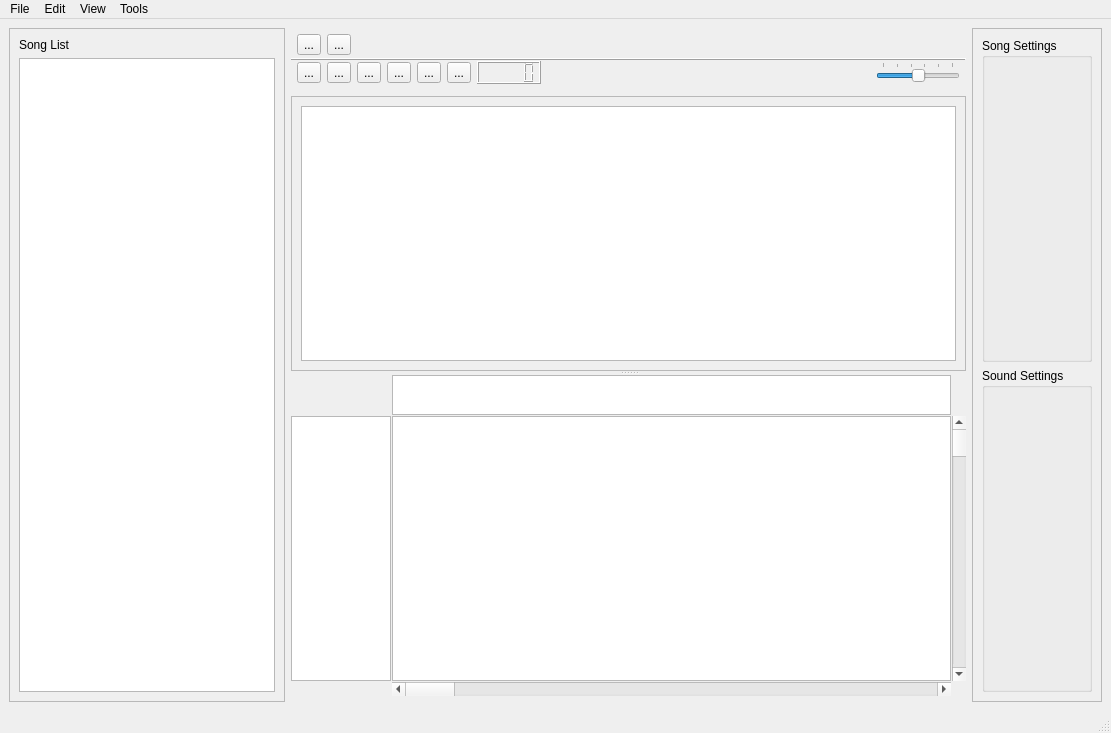
The window that src/ui/mainwindow.ui (garakmon/gtm) describes before a commit, drawn with Qt 5.
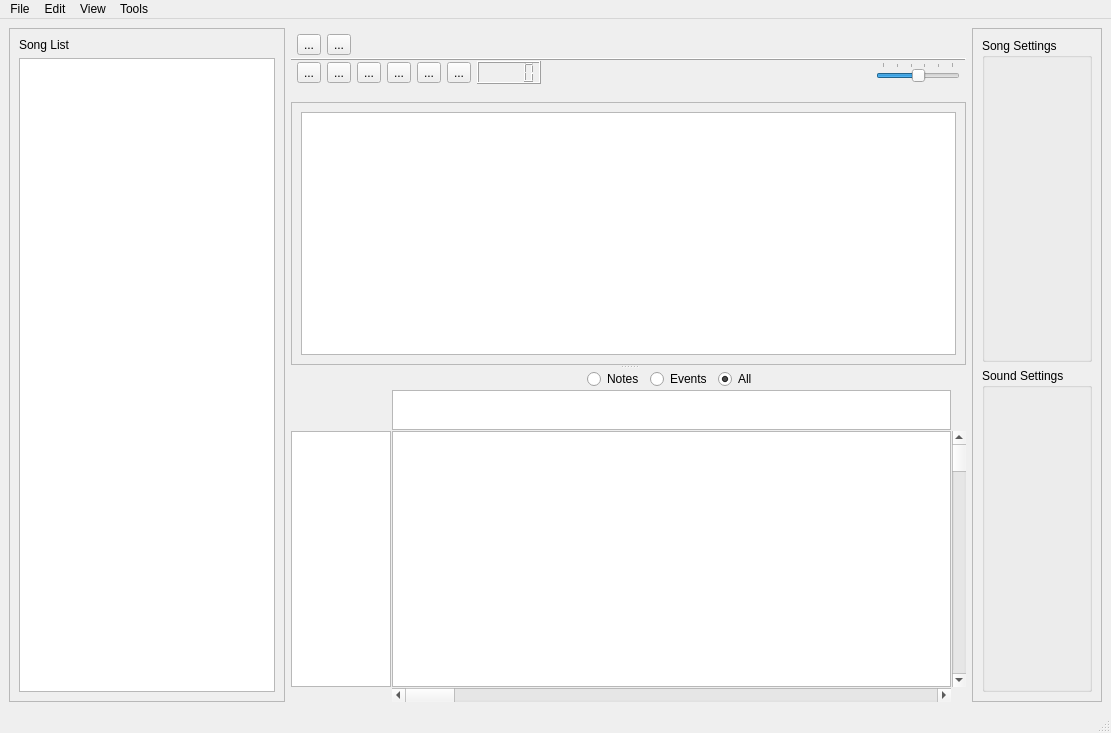
The same window after the commit. Icons and pictures are not drawn.

Patch:
```diff
--- a/src/ui/mainwindow.ui
+++ b/src/ui/mainwindow.ui
@@ -321,7 +321,7 @@
       </layout>
      </widget>
     </item>
-    <item row="1" column="1">
+    <item row="2" column="1">
      <widget class="QSplitter" name="splitter">
       <property name="orientation">
        <enum>Qt::Vertical</enum>
@@ -336,7 +336,7 @@
           <x>0</x>
           <y>0</y>
           <width>642</width>
-          <height>256</height>
+          <height>250</height>
          </rect>
         </property>
         <layout class="QGridLayout" name="gridLayout_2">
@@ -359,7 +359,7 @@
           <x>0</x>
           <y>0</y>
           <width>644</width>
-          <height>296</height>
+          <height>302</height>
          </rect>
         </property>
         <layout class="QGridLayout" name="gridLayout_3">
@@ -378,30 +378,7 @@
          <property name="spacing">
           <number>1</number>
          </property>
-         <item row="0" column="2">
-          <widget class="QGraphicsView" name="view_measures">
-           <property name="maximumSize">
-            <size>
-             <width>16777215</width>
-             <height>40</height>
-            </size>
-           </property>
-          </widget>
-         </item>
-         <item row="1" column="2">
-          <widget class="QGraphicsView" name="view_pianoRoll"/>
-         </item>
-         <item row="2" column="2">
-          <widget class="QScrollBar" name="hscroll_pianoRoll">
-           <property name="orientation">
-            <enum>Qt::Horizontal</enum>
-           </property>
-          </widget>
-         </item>
-         <item row="0" column="1">
-          <widget class="QWidget" name="widget" native="true"/>
-         </item>
-         <item row="1" column="1">
+         <item row="2" column="1">
           <widget class="QGraphicsView" name="view_piano">
            <property name="sizePolicy">
             <sizepolicy hsizetype="Maximum" vsizetype="Expanding">
@@ -417,13 +394,107 @@
            </property>
           </widget>
          </item>
-         <item row="1" column="3">
+         <item row="2" column="3">
           <widget class="QScrollBar" name="vscroll_pianoRoll">
            <property name="orientation">
             <enum>Qt::Vertical</enum>
            </property>
           </widget>
          </item>
+         <item row="1" column="2">
+          <widget class="QGraphicsView" name="view_measures">
+           <property name="maximumSize">
+            <size>
+             <width>16777215</width>
+             <height>40</height>
+            </size>
+           </property>
+          </widget>
+         </item>
+         <item row="2" column="2">
+          <widget class="QGraphicsView" name="view_pianoRoll"/>
+         </item>
+         <item row="3" column="2">
+          <widget class="QScrollBar" name="hscroll_pianoRoll">
+           <property name="orientation">
+            <enum>Qt::Horizontal</enum>
+           </property>
+          </widget>
+         </item>
+         <item row="0" column="2">
+          <widget class="QFrame" name="frame_3">
+           <property name="frameShape">
+            <enum>QFrame::NoFrame</enum>
+           </property>
+           <property name="frameShadow">
+            <enum>QFrame::Raised</enum>
+           </property>
+           <layout class="QHBoxLayout" name="horizontalLayout_3">
+            <property name="leftMargin">
+             <number>0</number>
+            </property>
+            <property name="topMargin">
+             <number>0</number>
+            </property>
+            <property name="rightMargin">
+             <number>0</number>
+            </property>
+            <property name="bottomMargin">
+             <number>0</number>
+            </property>
+            <item>
+             <spacer name="horizontalSpacer_3">
+              <property name="orientation">
+               <enum>Qt::Horizontal</enum>
+              </property>
+              <property name="sizeHint" stdset="0">
+               <size>
+                <width>40</width>
+                <height>20</height>
+               </size>
+              </property>
+             </spacer>
+            </item>
+            <item>
+             <widget class="QRadioButton" name="radioButton_pianoNotes">
+              <property name="text">
+               <string>Notes</string>
+              </property>
+             </widget>
+            </item>
+            <item>
+             <widget class="QRadioButton" name="radioButton_pianoEvents">
+              <property name="text">
+               <string>Events</string>
+              </property>
+             </widget>
+            </item>
+            <item>
+             <widget class="QRadioButton" name="radioButton_pianoAll">
+              <property name="text">
+               <string>All</string>
+              </property>
+              <property name="checked">
+               <bool>true</bool>
+              </property>
+             </widget>
+            </item>
+            <item>
+             <spacer name="horizontalSpacer_4">
+              <property name="orientation">
+               <enum>Qt::Horizontal</enum>
+              </property>
+              <property name="sizeHint" stdset="0">
+               <size>
+                <width>40</width>
+                <height>20</height>
+               </size>
+              </property>
+             </spacer>
+            </item>
+           </layout>
+          </widget>
+         </item>
         </layout>
        </widget>
       </widget>
```
Left out of the diff: 7 changed lines with no effect on the pictures.
